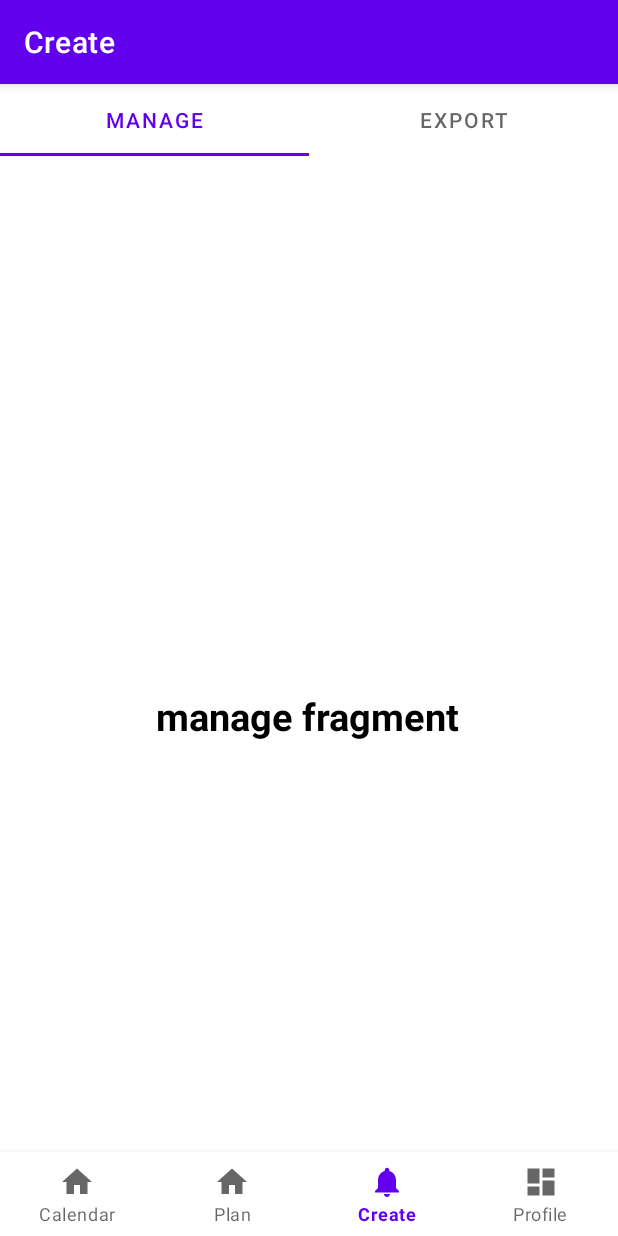
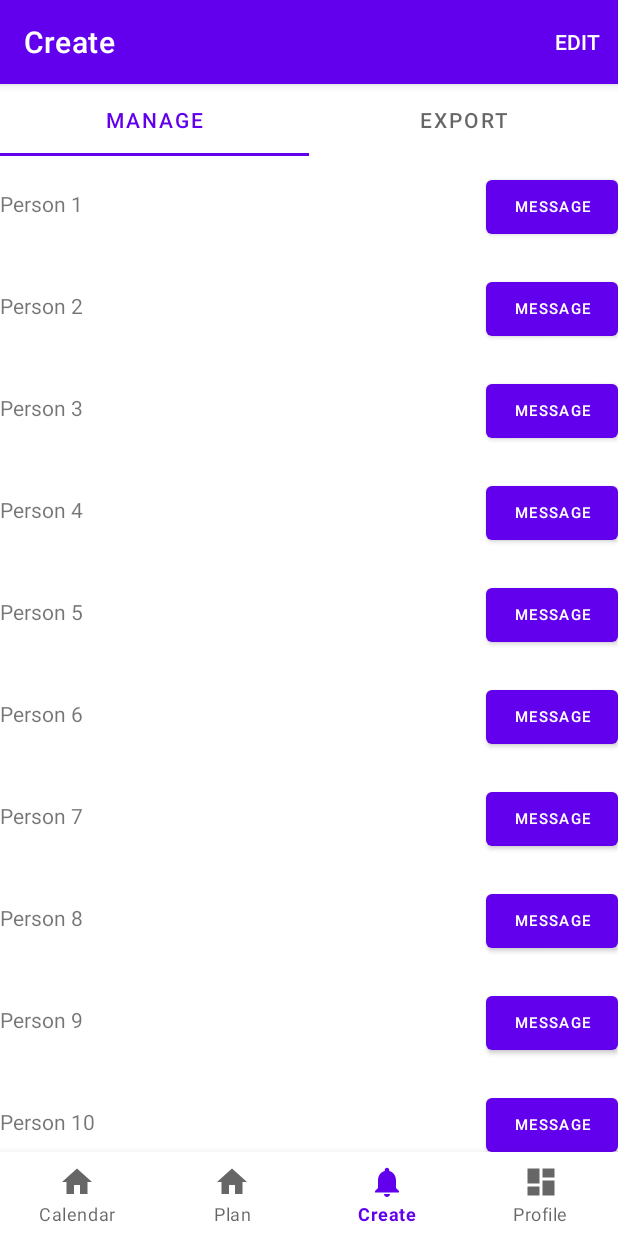
Before and after one commit to ETS-Android2/JANI, an Android app: the screen it shows after launch (MainActivity), item 3 of the bottom bar chosen, on a phone screen of 412 x 824 dp. Run offline under Robolectric (Android 15) with nearby library versions, the phone set to English and light mode, and no system bars; our stand-ins replace navigation-ui.

Commit message:
Added recycler view to trainingplan manager tab, also added unimplemented button to toolbar on same tab

```diff
--- a/app/build.gradle
+++ b/app/build.gradle
@@ -42,6 +42,7 @@ dependencies {
     implementation 'androidx.navigation:navigation-ui:2.3.5'
     implementation "androidx.viewpager2:viewpager2:1.0.0"
     implementation 'com.google.android.material:material:1.4.0-beta01'
+    implementation 'androidx.recyclerview:recyclerview:1.2.0'
     testImplementation 'junit:junit:4.13.2'
     androidTestImplementation 'androidx.test.ext:junit:1.1.2'
     androidTestImplementation 'androidx.test.espresso:espresso-core:3.3.0'
--- a/app/src/main/java/com/sticknology/jani/IntermediaryFragment.java
+++ b/app/src/main/java/com/sticknology/jani/IntermediaryFragment.java
@@ -54,6 +54,7 @@ public class IntermediaryFragment extends Fragment {
             viewPager2.setAdapter(calendarPager);
             new TabLayoutMediator(tabLayout, viewPager2, (tab, position) ->
                     tab.setText(titlesCalendar[position])).attach();
+            viewPager2.setUserInputEnabled(false);
         } else if(test.equals("PLAN")) {
             planPager = new PlanPager(this);
             viewPager2.setAdapter(planPager);
--- /dev/null
+++ b/app/src/main/java/com/sticknology/jani/data/TrainingPlan.java
@@ -0,0 +1,34 @@
+package com.sticknology.jani.data;
+
+import java.util.ArrayList;
+
+public class TrainingPlan {
+
+    private String mName;
+    private boolean mOnline;
+
+    public TrainingPlan(String name, boolean online) {
+        mName = name;
+        mOnline = online;
+    }
+
+    public String getName() {
+        return mName;
+    }
+
+    public boolean isOnline() {
+        return mOnline;
+    }
+
+    private static int lastContactId = 0;
+
+    public static ArrayList<TrainingPlan> createContactsList(int numContacts) {
+        ArrayList<TrainingPlan> contacts = new ArrayList<TrainingPlan>();
+
+        for (int i = 1; i <= numContacts; i++) {
+            contacts.add(new TrainingPlan("Person " + ++lastContactId, i <= numContacts / 2));
+        }
+
+        return contacts;
+    }
+}
--- a/app/src/main/java/com/sticknology/jani/ui/create/ManageFragment.java
+++ b/app/src/main/java/com/sticknology/jani/ui/create/ManageFragment.java
@@ -2,23 +2,50 @@ package com.sticknology.jani.ui.create;
 
 import android.os.Bundle;
 import android.view.LayoutInflater;
+import android.view.Menu;
+import android.view.MenuInflater;
 import android.view.View;
 import android.view.ViewGroup;
 import android.widget.TextView;
 
 import androidx.fragment.app.Fragment;
+import androidx.recyclerview.widget.LinearLayoutManager;
+import androidx.recyclerview.widget.RecyclerView;
 
 import com.sticknology.jani.R;
+import com.sticknology.jani.data.TrainingPlan;
+import com.sticknology.jani.ui.plan.PlanRevAdapter;
+
+import java.util.ArrayList;
 
 public class ManageFragment extends Fragment {
 
+    ArrayList<TrainingPlan> mTrainingPlans;
+
     @Override
     public View onCreateView(LayoutInflater inflater, ViewGroup container, Bundle savedInstanceState) {
-        View v = inflater.inflate(R.layout.fragment_manage, container, false);
 
-        TextView tv = (TextView) v.findViewById(R.id.textView1);
-        tv.setText(getArguments().getString("msg"));
-        return v;
+        setHasOptionsMenu(true);
+        return inflater.inflate(R.layout.fragment_manage, container, false);
+    }
+
+    @Override
+    public void onViewCreated(View view, Bundle savedInstanceState){
+
+        super.onViewCreated(view, savedInstanceState);
+
+        RecyclerView revTrainingPlans = (RecyclerView) getView().findViewById(R.id.rev_manage);
+        mTrainingPlans = TrainingPlan.createContactsList(20);
+        PlanRevAdapter planRevAdapter = new PlanRevAdapter(mTrainingPlans);
+        revTrainingPlans.setAdapter(planRevAdapter);
+        revTrainingPlans.setLayoutManager(new LinearLayoutManager(this.getContext()));
+    }
+
+    @Override
+    public void onCreateOptionsMenu(Menu menu, MenuInflater inflater) {
+        super.onCreateOptionsMenu(menu, inflater);
+        // Inflate the menu; this adds items to the action bar if it is present.
+        inflater.inflate(R.menu.manage_nav_menu, menu);
     }
 
     public static ManageFragment newInstance(String text) {
--- /dev/null
+++ b/app/src/main/java/com/sticknology/jani/ui/plan/PlanRevAdapter.java
@@ -0,0 +1,78 @@
+package com.sticknology.jani.ui.plan;
+
+import android.content.Context;
+import android.view.LayoutInflater;
+import android.view.View;
+import android.view.ViewGroup;
+import android.widget.Button;
+import android.widget.TextView;
+
+import androidx.recyclerview.widget.RecyclerView;
+
+import com.sticknology.jani.R;
+import com.sticknology.jani.data.TrainingPlan;
+
+import java.util.List;
+
+public class PlanRevAdapter extends RecyclerView.Adapter<PlanRevAdapter.ViewHolder> {
+
+    public class ViewHolder extends RecyclerView.ViewHolder {
+        // Your holder should contain a member variable
+        // for any view that will be set as you render a row
+        public TextView nameTextView;
+        public Button messageButton;
+
+        // We also create a constructor that accepts the entire item row
+        // and does the view lookups to find each subview
+        public ViewHolder(View itemView) {
+            // Stores the itemView in a public final member variable that can be used
+            // to access the context from any ViewHolder instance.
+            super(itemView);
+
+            nameTextView = (TextView) itemView.findViewById(R.id.rev_trainingplan_name);
+            messageButton = (Button) itemView.findViewById(R.id.rev_trainingplan_button);
+        }
+    }
+
+    // Store a member variable for the contacts
+    private List<TrainingPlan> mTrainingPlans;
+
+    // Pass in the contact array into the construct or
+    public PlanRevAdapter(List<TrainingPlan> trainingPlans) {
+        mTrainingPlans = trainingPlans;
+    }
+
+    // Usually involves inflating a layout from XML and returning the holder
+    @Override
+    public PlanRevAdapter.ViewHolder onCreateViewHolder(ViewGroup parent, int viewType) {
+        Context context = parent.getContext();
+        LayoutInflater inflater = LayoutInflater.from(context);
+
+        // Inflate the custom layout
+        View contactView = inflater.inflate(R.layout.item_trainingplan, parent, false);
+
+        // Return a new holder instance
+        ViewHolder viewHolder = new ViewHolder(contactView);
+        return viewHolder;
+    }
+
+    // Involves populating data into the item through holder
+    @Override
+    public void onBindViewHolder(PlanRevAdapter.ViewHolder holder, int position) {
+        // Get the data model based on position
+        TrainingPlan contact = mTrainingPlans.get(position);
+
+        // Set item views based on your views and data model
+        TextView textView = holder.nameTextView;
+        textView.setText(contact.getName());
+        Button button = holder.messageButton;
+        button.setText(contact.isOnline() ? "Message" : "Offline");
+        button.setEnabled(contact.isOnline());
+    }
+
+    // Returns the total count of items in the list
+    @Override
+    public int getItemCount() {
+        return mTrainingPlans.size();
+    }
+}
--- a/app/src/main/res/layout/fragment_intermediary.xml
+++ b/app/src/main/res/layout/fragment_intermediary.xml
@@ -17,4 +17,8 @@
         android:id="@+id/inter_pager2"
         android:layout_weight="1"/>
 
+    <Space
+        android:layout_width="match_parent"
+        android:layout_height="56dp"/>
+
 </LinearLayout>
--- a/app/src/main/res/layout/fragment_manage.xml
+++ b/app/src/main/res/layout/fragment_manage.xml
@@ -1,22 +1,19 @@
 <?xml version="1.0" encoding="utf-8"?>
 <androidx.constraintlayout.widget.ConstraintLayout xmlns:android="http://schemas.android.com/apk/res/android"
+    xmlns:tools="http://schemas.android.com/tools"
     android:layout_width="match_parent"
     android:layout_height="match_parent"
     xmlns:app="http://schemas.android.com/apk/res-auto"
     android:id="@+id/fragment_manage">
 
-    <TextView
-        android:id="@+id/textView1"
-        android:layout_width="wrap_content"
-        android:layout_height="wrap_content"
-        android:layout_marginTop="356dp"
-        android:textSize="25dp"
-        android:textStyle="bold"
-        android:text="past"
-        android:textColor="@color/black"
+    <androidx.recyclerview.widget.RecyclerView
+        android:layout_width="0dp"
+        android:layout_height="0dp"
+        android:id="@+id/rev_manage"
+        app:layout_constraintBottom_toBottomOf="parent"
         app:layout_constraintEnd_toEndOf="parent"
-        app:layout_constraintHorizontal_bias="0.497"
         app:layout_constraintStart_toStartOf="parent"
-        app:layout_constraintTop_toTopOf="parent" />
+        app:layout_constraintTop_toTopOf="parent"
+        />
 
 </androidx.constraintlayout.widget.ConstraintLayout>
--- /dev/null
+++ b/app/src/main/res/layout/item_trainingplan.xml
@@ -0,0 +1,26 @@
+<?xml version="1.0" encoding="utf-8"?>
+<LinearLayout
+    xmlns:android="http://schemas.android.com/apk/res/android"
+    android:orientation="horizontal"
+    android:layout_width="match_parent"
+    android:layout_height="wrap_content"
+    android:paddingTop="10dp"
+    android:paddingBottom="10dp"
+    >
+
+    <TextView
+        android:id="@+id/rev_trainingplan_name"
+        android:layout_width="0dp"
+        android:layout_height="wrap_content"
+        android:layout_weight="1"
+        />
+
+    <Button
+        android:id="@+id/rev_trainingplan_button"
+        android:layout_width="wrap_content"
+        android:layout_height="wrap_content"
+        android:paddingLeft="16dp"
+        android:paddingRight="16dp"
+        android:textSize="10sp"
+        />
+</LinearLayout>
--- /dev/null
+++ b/app/src/main/res/menu/manage_nav_menu.xml
@@ -0,0 +1,9 @@
+<?xml version="1.0" encoding="utf-8"?>
+<menu xmlns:android="http://schemas.android.com/apk/res/android"
+    xmlns:app="http://schemas.android.com/apk/res-auto">
+    <item
+        android:id="@+id/manage_edit_button"
+        app:showAsAction="ifRoom|withText"
+        android:title="Edit">
+    </item>
+</menu>
```
